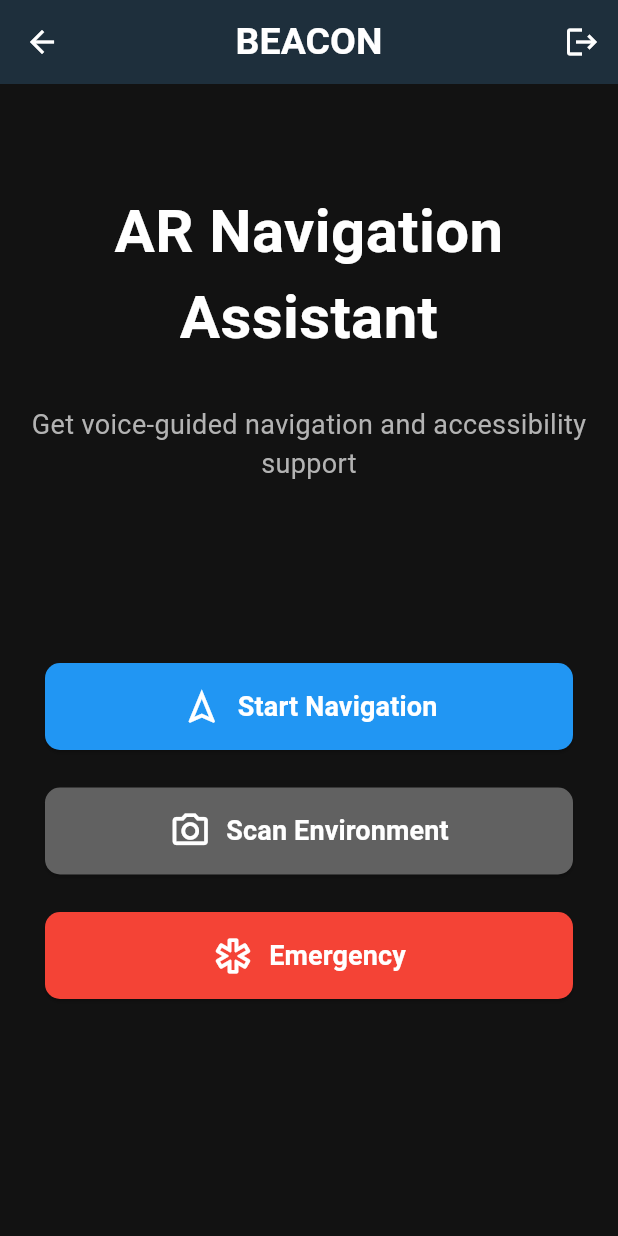
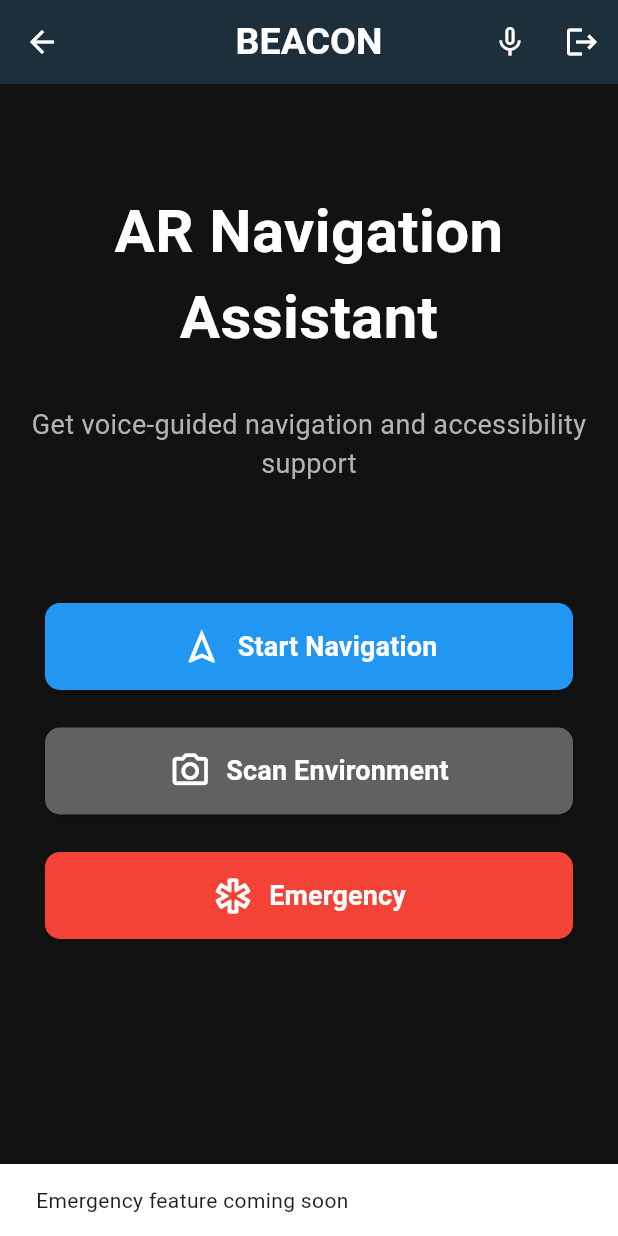
Before and after one commit to Shanu-Kumawat/Beacon, a Flutter app: the HomeScreen screen opened directly, after a tap on "Emergency", on a phone screen of 412 x 824 dp. Run offline on Flutter 3.47's test engine with Material 3 defaults, Android fonts, the phone set to English and light mode, and no system bars; our stand-ins replace camera, cloud_firestore, firebase_auth, firebase_core, firebase_storage, flutter_map and 8 more; accounts and stored records are empty; network calls fail.

Commit message:
added voice commands to home screen...will try to make it global for the whole app...

```diff
--- a/lib/features/home/screens/home_screen.dart
+++ b/lib/features/home/screens/home_screen.dart
@@ -5,19 +5,187 @@ import 'package:beacon/features/navigation/screens/destination_search_screen.dar
 import 'package:beacon/theme/apptheme.dart';
 import 'package:flutter/material.dart';
 import 'package:flutter_riverpod/flutter_riverpod.dart';
+import 'package:speech_to_text/speech_to_text.dart' as stt;
+import 'package:speech_to_text/speech_recognition_error.dart';
+import 'package:speech_to_text/speech_recognition_result.dart';
 
-class HomeScreen extends ConsumerWidget {
+class HomeScreen extends ConsumerStatefulWidget {
   const HomeScreen({super.key});
 
-  void logOut(WidgetRef ref) {
-    ref.read(authControllerProvider).signOutFromGoogle();
+  @override
+  ConsumerState<HomeScreen> createState() => _HomeScreenState();
+}
+
+class _HomeScreenState extends ConsumerState<HomeScreen> {
+  static const _initDelay = Duration(seconds: 1);
+  static const _listenDuration = Duration(seconds: 15);
+  static const _cleanupDelay = Duration(milliseconds: 500);
+
+  late final stt.SpeechToText _speech;
+  String _lastWords = '';
+  String _currentLocaleId = 'en_US';
+  bool _isListening = false;
+  bool _isInitialized = false;
+
+  @override
+  void initState() {
+    super.initState();
+    _speech = stt.SpeechToText();
+    Future.delayed(_initDelay, _initializeSpeech);
+  }
+
+  Future<bool> _initializeSpeech() async {
+    try {
+      final available = await _speech.initialize(
+        onStatus: _handleStatus,
+        onError: _handleError,
+        debugLogging: true,
+      );
+
+      if (available) {
+        final systemLocale = await _speech.systemLocale();
+        setState(() {
+          _currentLocaleId = systemLocale?.localeId ?? 'en_US';
+          _isInitialized = true;
+        });
+        debugPrint('Speech recognition initialized successfully');
+        return true;
+      }
+    } catch (e) {
+      debugPrint('Speech initialization error: $e');
+    }
+
+    setState(() => _isInitialized = false);
+    return false;
+  }
+
+  void _handleStatus(String status) {
+    final isListening = status == 'listening';
+    if (mounted && _isListening != isListening) {
+      setState(() => _isListening = isListening);
+    }
+  }
+
+  void _handleError(SpeechRecognitionError error) {
+    debugPrint('''
+      DETAILED ERROR INFO:
+      Error type: ${error.errorMsg}
+      Permanent: ${error.permanent}
+    ''');
+
+    if (error.errorMsg != 'error_busy') {
+      _showSnackBar(
+        'Speech error: ${error.errorMsg}',
+        backgroundColor: Colors.red,
+      );
+    }
+
+    setState(() => _isListening = false);
+
+    if (error.errorMsg == 'error_busy') {
+      Future.delayed(_cleanupDelay, _startListening);
+    }
+  }
+
+  void _showSnackBar(
+      String message, {
+        Duration duration = const Duration(seconds: 3),
+        Color? backgroundColor,
+      }) {
+    if (mounted) {
+      ScaffoldMessenger.of(context).showSnackBar(
+        SnackBar(
+          content: Text(message),
+          duration: duration,
+          backgroundColor: backgroundColor,
+        ),
+      );
+    }
+  }
+
+  Future<void> _startListening() async {
+    if (!_isInitialized) {
+      await _initializeSpeech();
+    }
+
+    try {
+      await _speech.stop();
+      await Future.delayed(_cleanupDelay);
+
+      setState(() {
+        _lastWords = '';
+        _isListening = true;
+      });
+
+      await _speech.listen(
+        onResult: _handleSpeechResult,
+        listenFor: _listenDuration,
+        localeId: _currentLocaleId,
+        listenOptions:  stt.SpeechListenOptions(
+          partialResults: true,
+          onDevice: true,
+          cancelOnError: false,
+        ),
+      );
+    } catch (e) {
+      debugPrint('Error starting speech recognition: $e');
+      setState(() => _isListening = false);
+    }
+  }
+
+  void _handleSpeechResult(SpeechRecognitionResult result) {
+    setState(() => _lastWords = result.recognizedWords);
+
+    if (result.finalResult) {
+      final command = _lastWords.toLowerCase();
+      if (command.contains('navigate')) {
+        _navigateToScreen( LocationSearchScreen());
+      } else if (command.contains('scan')) {
+        _navigateToScreen(const ScanEnvironmentScreen());
+      } else {
+        debugPrint('Command not recognized: $command');
+      }
+    }
+  }
+
+  void _navigateToScreen(Widget screen) {
+    Navigator.push(
+      context,
+      MaterialPageRoute(builder: (context) => screen),
+    );
+  }
+
+  void _handleEmergency() {
+    _showSnackBar(
+      'Emergency feature coming soon',
+      duration: const Duration(seconds: 2),
+    );
   }
 
   @override
-  Widget build(BuildContext context, WidgetRef ref) {
+  Widget build(BuildContext context) {
     return Scaffold(
       backgroundColor: AppTheme.background,
-        appBar: AppBar(
+      appBar: _buildAppBar(),
+      body: Padding(
+        padding: const EdgeInsets.symmetric(horizontal: 20),
+        child: Column(
+          children: [
+            const SizedBox(height: 70),
+            _buildHeader(),
+            if (_isListening || _lastWords.isNotEmpty)
+              _buildRecognitionStatus(),
+            const SizedBox(height: 80),
+            _buildActionButtons(),
+            const Spacer(),
+          ],
+        ),
+      ),
+    );
+  }
+
+  PreferredSizeWidget _buildAppBar() {
+    return AppBar(
       title: const Text(
         "BEACON",
         style: TextStyle(
@@ -29,19 +197,26 @@ class HomeScreen extends ConsumerWidget {
       backgroundColor: AppTheme.surface,
       elevation: 20,
       centerTitle: true,
-          actions: <Widget>[
+      actions: [
         IconButton(
-              icon: const Icon(Icons.logout), // Logout icon
-              onPressed: () => logOut(ref),
+          icon: Icon(_isListening ? Icons.mic : Icons.mic_none),
+          color: _isListening ? Colors.blue : null,
+          onPressed: _startListening,
+          tooltip: 'Start voice recognition',
+        ),
+        IconButton(
+          icon: const Icon(Icons.logout),
+          onPressed: () => ref.read(authControllerProvider).signOutFromGoogle(),
+          tooltip: 'Logout',
         ),
       ],
-        ),
-        body: Padding(
-          padding: const EdgeInsets.symmetric(horizontal: 20),
-          child: Column(
+    );
+  }
+
+  Widget _buildHeader() {
+    return const Column(
       children: [
-              const SizedBox(height: 70),
-              const Text(
+        Text(
           "AR Navigation Assistant",
           style: TextStyle(
             color: AppTheme.textPrimary,
@@ -50,8 +225,8 @@ class HomeScreen extends ConsumerWidget {
           ),
           textAlign: TextAlign.center,
         ),
-              const SizedBox(height: 30),
-              const Text(
+        SizedBox(height: 30),
+        Text(
           "Get voice-guided navigation and accessibility support",
           style: TextStyle(
             color: AppTheme.textSecondary,
@@ -59,46 +234,73 @@ class HomeScreen extends ConsumerWidget {
           ),
           textAlign: TextAlign.center,
         ),
-              const SizedBox(height: 120),
+      ],
+    );
+  }
+
+  Widget _buildRecognitionStatus() {
+    return Padding(
+      padding: const EdgeInsets.symmetric(vertical: 16.0),
+      child: Container(
+        padding: const EdgeInsets.all(12),
+        decoration: BoxDecoration(
+          color: Colors.grey[200],
+          borderRadius: BorderRadius.circular(8),
+        ),
+        child: Column(
+          children: [
+            if (_isListening)
+              const Text(
+                'Listening...',
+                style: TextStyle(
+                  fontWeight: FontWeight.bold,
+                  color: Colors.blue,
+                ),
+              ),
+            Text(
+              'Recognized: $_lastWords',
+              style: TextStyle(
+                fontSize: 16,
+                color: _isListening ? Colors.blue : Colors.grey[700],
+              ),
+              textAlign: TextAlign.center,
+            ),
+          ],
+        ),
+      ),
+    );
+  }
+
+  Widget _buildActionButtons() {
+    return Column(
+      children: [
         CustomIconButton(
           label: "Start Navigation",
           icon: Icons.navigation_outlined,
           color: Colors.blue,
-                onPressed: () {
-                  Navigator.push(
-                    context,
-                    MaterialPageRoute(
-                      builder: (context) => LocationSearchScreen(),
-                    ),
-                  );
-                },
+          onPressed: () => _navigateToScreen( LocationSearchScreen()),
         ),
         const SizedBox(height: 25),
         CustomIconButton(
           label: "Scan Environment",
           icon: Icons.camera_alt_outlined,
           color: Colors.grey[700]!,
-                onPressed: () {
-                  Navigator.push(
-                    context,
-                    MaterialPageRoute(
-                      builder: (context) => const ScanEnvironmentScreen(),
-                    ),
-                  );
-                },
+          onPressed: () => _navigateToScreen(const ScanEnvironmentScreen()),
         ),
         const SizedBox(height: 25),
         CustomIconButton(
           label: "Emergency",
           icon: Icons.emergency_outlined,
           color: Colors.red,
-                onPressed: () {
-                  // Emergency logic
-                },
+          onPressed: _handleEmergency,
         ),
-              const Spacer(),
       ],
-          ),
-        ));
+    );
+  }
+
+  @override
+  void dispose() {
+    _speech.stop();
+    super.dispose();
   }
 }
--- a/lib/main.dart
+++ b/lib/main.dart
@@ -39,7 +39,7 @@ class MyApp extends ConsumerWidget {
             if (snapshot.data != null) {
               return const HomeScreen();
             }
-            return const HomeScreen();
+            return const SigninScreen();
           }),
     );
   }
--- a/pubspec.yaml
+++ b/pubspec.yaml
@@ -45,6 +45,7 @@ dependencies:
   shared_preferences: ^2.3.2
   camera: ^0.11.0+2
   flutter_tts: ^4.0.2
+  speech_to_text: ^7.0.0
 
   # The following adds the Cupertino Icons font to your application.
   # Use with the CupertinoIcons class for iOS style icons.
```
Also changed, not shown: pubspec.lock, 2 other files. Lines whose indentation alone changed are shown as unchanged.
